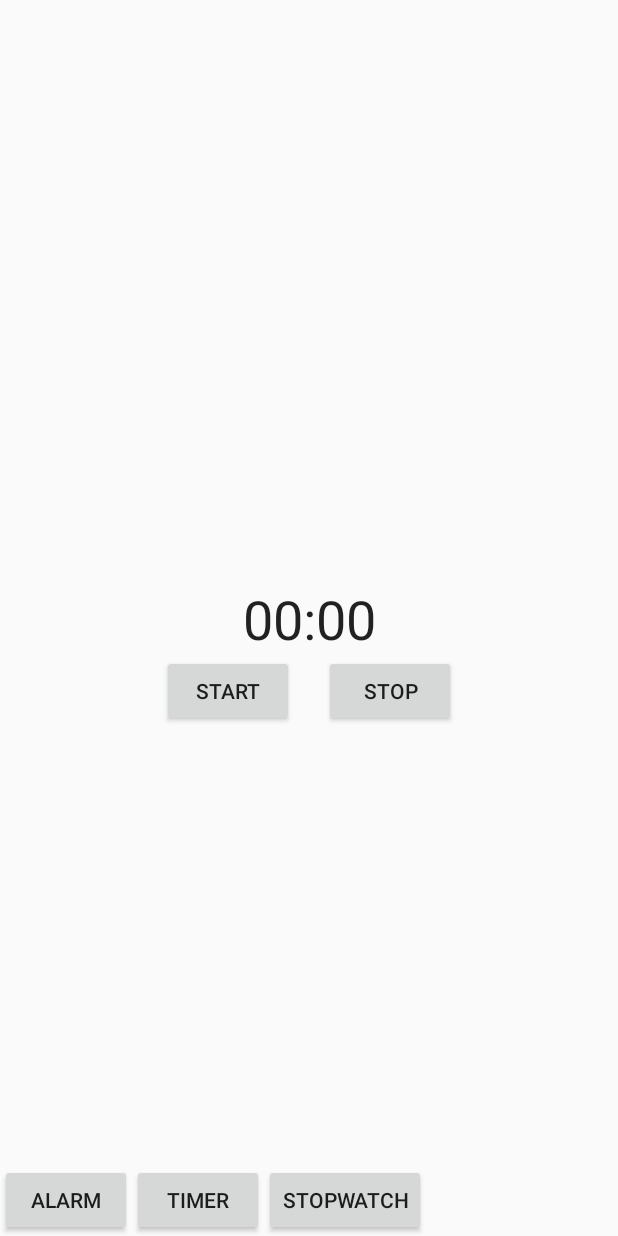
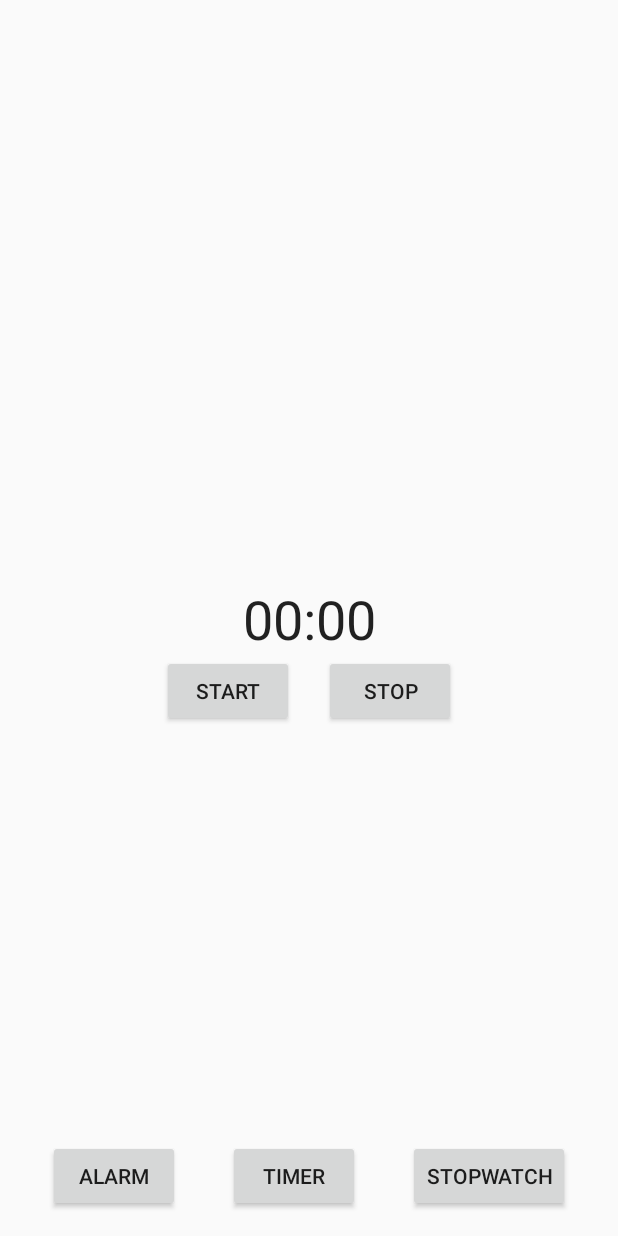
Before and after one commit to vivian-dai/AlarmClock, an Android app: the layout stopwatch_view.xml on its own in the app's theme, with its tools: preview values and no code run, on a phone screen of 412 x 824 dp. Run offline under Robolectric (Android 15) with nearby library versions, the phone set to English and light mode, and no system bars.

Commit message:
more competent looking nav buttons

```diff
--- a/app/src/main/res/layout/alarm_nav_buttons_view.xml
+++ b/app/src/main/res/layout/alarm_nav_buttons_view.xml
@@ -3,7 +3,8 @@
     xmlns:android="http://schemas.android.com/apk/res/android"
     xmlns:app="http://schemas.android.com/apk/res-auto"
     android:layout_width="match_parent"
-    android:layout_height="match_parent">
+    android:layout_height="match_parent"
+    android:layout_marginBottom="16dp">
 
     <Button
 
@@ -12,7 +13,8 @@
         android:layout_height="wrap_content"
         android:text="@string/alarm_tab"
         app:layout_constraintBottom_toBottomOf="parent"
-        app:layout_constraintStart_toStartOf="parent"/>
+        app:layout_constraintStart_toStartOf="parent"
+        app:layout_constraintEnd_toStartOf="@id/timer_button"/>
 
     <Button
         android:id="@+id/timer_button"
@@ -20,7 +22,8 @@
         android:layout_height="wrap_content"
         android:text="@string/timer_tab"
         app:layout_constraintBottom_toBottomOf="parent"
-        app:layout_constraintStart_toEndOf="@id/alarm_button"/>
+        app:layout_constraintStart_toEndOf="@id/alarm_button"
+        app:layout_constraintEnd_toStartOf="@+id/stopwatch_button"/>
 
     <Button
         android:id="@+id/stopwatch_button"
@@ -28,6 +31,7 @@
         android:layout_height="wrap_content"
         android:text="@string/stopwatch_tab"
         app:layout_constraintBottom_toBottomOf="parent"
-        app:layout_constraintStart_toEndOf="@id/timer_button"/>
+        app:layout_constraintStart_toEndOf="@id/timer_button"
+        app:layout_constraintEnd_toEndOf="parent"/>
 
 </androidx.constraintlayout.widget.ConstraintLayout>
```
